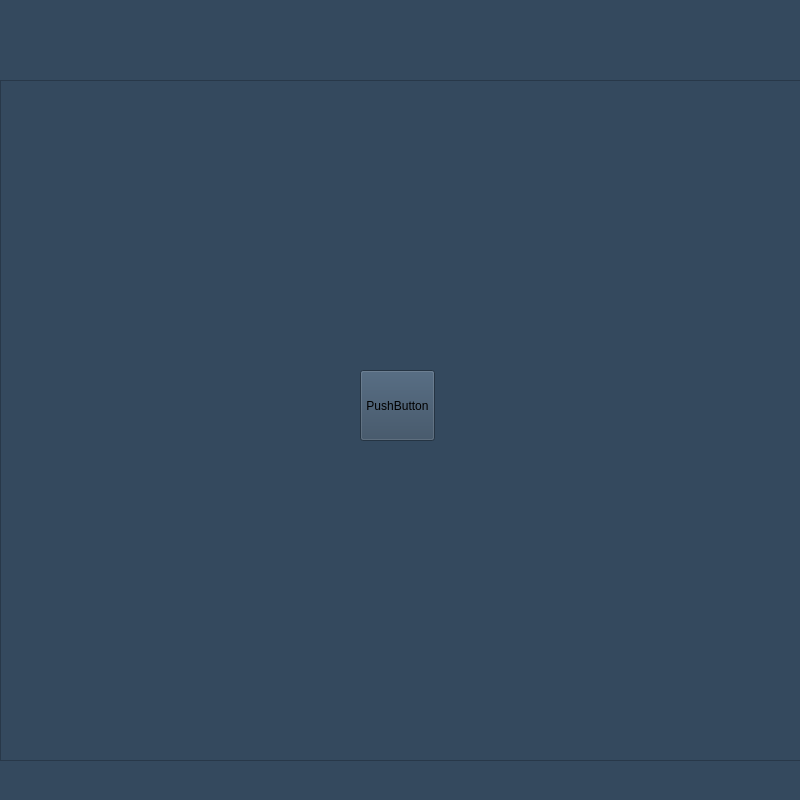
Qt form UI/simulationcontrolwidget.ui (KimangKhenng/Traffic-SImulation-and-Visualization) before a commit.
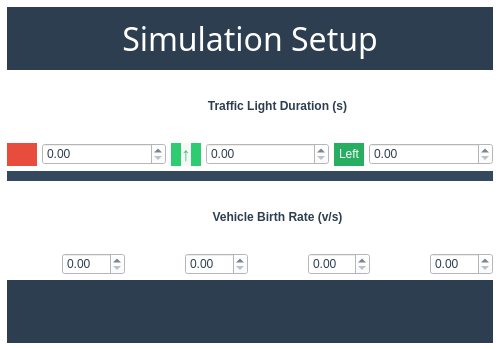
The same form after that commit. Icons and pictures are not drawn.

```diff
--- a/UI/simulationcontrolwidget.ui
+++ b/UI/simulationcontrolwidget.ui
@@ -6,8 +6,8 @@
    <rect>
     <x>0</x>
     <y>0</y>
-    <width>800</width>
-    <height>800</height>
+    <width>500</width>
+    <height>350</height>
    </rect>
   </property>
   <property name="windowTitle">
@@ -17,31 +17,438 @@
    <double>1.000000000000000</double>
   </property>
   <property name="styleSheet">
-   <string notr="true">background-color: rgb(52, 73, 94);</string>
+   <string notr="true">font: 75 10pt &quot;CMU Sans Serif&quot;;
+background-color: rgb(255, 255, 255);
+color: rgb(44, 62, 80);</string>
   </property>
-  <widget class="QGraphicsView" name="graphicsView">
-   <property name="geometry">
-    <rect>
-     <x>0</x>
-     <y>80</y>
-     <width>801</width>
-     <height>681</height>
-    </rect>
+  <layout class="QVBoxLayout" name="verticalLayout">
+   <property name="spacing">
+    <number>5</number>
    </property>
-  </widget>
-  <widget class="QPushButton" name="pushButton">
-   <property name="geometry">
-    <rect>
-     <x>360</x>
-     <y>370</y>
-     <width>75</width>
-     <height>71</height>
-    </rect>
+   <property name="leftMargin">
+    <number>7</number>
    </property>
-   <property name="text">
-    <string>PushButton</string>
+   <property name="topMargin">
+    <number>7</number>
    </property>
-  </widget>
+   <property name="rightMargin">
+    <number>7</number>
+   </property>
+   <property name="bottomMargin">
+    <number>7</number>
+   </property>
+   <item>
+    <widget class="QLabel" name="label">
+     <property name="font">
+      <font>
+       <family>CMU Sans Serif</family>
+       <pointsize>10</pointsize>
+       <weight>9</weight>
+       <italic>false</italic>
+       <bold>false</bold>
+      </font>
+     </property>
+     <property name="styleSheet">
+      <string notr="true">background-color: rgb(44, 62, 80);
+color: rgb(255, 255, 255);</string>
+     </property>
+     <property name="text">
+      <string>&lt;html&gt;&lt;head/&gt;&lt;body&gt;&lt;p&gt;&lt;span style=&quot; font-size:24pt;&quot;&gt;Simulation Setup&lt;/span&gt;&lt;/p&gt;&lt;/body&gt;&lt;/html&gt;</string>
+     </property>
+     <property name="alignment">
+      <set>Qt::AlignCenter</set>
+     </property>
+    </widget>
+   </item>
+   <item>
+    <layout class="QHBoxLayout" name="horizontalLayout">
+     <item>
+      <widget class="QLabel" name="label_11">
+       <property name="maximumSize">
+        <size>
+         <width>50</width>
+         <height>50</height>
+        </size>
+       </property>
+       <property name="frameShadow">
+        <enum>QFrame::Plain</enum>
+       </property>
+       <property name="lineWidth">
+        <number>0</number>
+       </property>
+       <property name="text">
+        <string/>
+       </property>
+       <property name="pixmap">
+        <pixmap resource="../resource.qrc">:/icon/Image/icon/traffic_icon.png</pixmap>
+       </property>
+       <property name="scaledContents">
+        <bool>true</bool>
+       </property>
+      </widget>
+     </item>
+     <item>
+      <widget class="QLabel" name="label_2">
+       <property name="text">
+        <string>&lt;html&gt;&lt;head/&gt;&lt;body&gt;&lt;p&gt;&lt;span style=&quot; font-weight:600;&quot;&gt;Traffic Light Duration (s)&lt;/span&gt;&lt;/p&gt;&lt;/body&gt;&lt;/html&gt;</string>
+       </property>
+       <property name="alignment">
+        <set>Qt::AlignCenter</set>
+       </property>
+       <property name="wordWrap">
+        <bool>true</bool>
+       </property>
+      </widget>
+     </item>
+    </layout>
+   </item>
+   <item>
+    <layout class="QHBoxLayout" name="horizontalLayout_2">
+     <item>
+      <widget class="QLabel" name="label_4">
+       <property name="maximumSize">
+        <size>
+         <width>30</width>
+         <height>16777215</height>
+        </size>
+       </property>
+       <property name="styleSheet">
+        <string notr="true">background-color: rgb(231, 76, 60);</string>
+       </property>
+       <property name="text">
+        <string/>
+       </property>
+      </widget>
+     </item>
+     <item>
+      <widget class="QDoubleSpinBox" name="red_light_input"/>
+     </item>
+     <item>
+      <widget class="QLabel" name="label_5">
+       <property name="maximumSize">
+        <size>
+         <width>30</width>
+         <height>16777215</height>
+        </size>
+       </property>
+       <property name="styleSheet">
+        <string notr="true">background-color: rgb(46, 204, 113);</string>
+       </property>
+       <property name="text">
+        <string>&lt;!DOCTYPE HTML PUBLIC &quot;-//W3C//DTD HTML 4.0//EN&quot; &quot;http://www.w3.org/TR/REC-html40/strict.dtd&quot;&gt;
+&lt;html&gt;&lt;head&gt;&lt;meta name=&quot;qrichtext&quot; content=&quot;1&quot; /&gt;&lt;style type=&quot;text/css&quot;&gt;
+p, li { white-space: pre-wrap; }
+&lt;/style&gt;&lt;/head&gt;&lt;body style=&quot; font-family:'MS Shell Dlg 2'; font-size:8pt; font-weight:400; font-style:normal;&quot;&gt;
+&lt;p style=&quot; margin-top:12px; margin-bottom:12px; margin-left:0px; margin-right:0px; -qt-block-indent:0; text-indent:0px;&quot;&gt;&lt;span style=&quot; font-family:'arial unicode ms,Lucida Sans Unicode,sans-serif'; font-size:14pt; color:#2ecc71; background-color:#f7f7f7;&quot;&gt;↑&lt;/span&gt;&lt;/p&gt;&lt;/body&gt;&lt;/html&gt;</string>
+       </property>
+       <property name="scaledContents">
+        <bool>true</bool>
+       </property>
+       <property name="alignment">
+        <set>Qt::AlignCenter</set>
+       </property>
+      </widget>
+     </item>
+     <item>
+      <widget class="QDoubleSpinBox" name="green_light_input"/>
+     </item>
+     <item>
+      <widget class="QLabel" name="label_6">
+       <property name="maximumSize">
+        <size>
+         <width>30</width>
+         <height>16777215</height>
+        </size>
+       </property>
+       <property name="styleSheet">
+        <string notr="true">background-color: rgb(39, 174, 96);
+color: rgb(255, 255, 255);</string>
+       </property>
+       <property name="text">
+        <string>&lt;html&gt;&lt;head/&gt;&lt;body&gt;&lt;p&gt;Left&lt;/p&gt;&lt;/body&gt;&lt;/html&gt;</string>
+       </property>
+       <property name="scaledContents">
+        <bool>false</bool>
+       </property>
+       <property name="alignment">
+        <set>Qt::AlignCenter</set>
+       </property>
+       <property name="wordWrap">
+        <bool>true</bool>
+       </property>
+      </widget>
+     </item>
+     <item>
+      <widget class="QDoubleSpinBox" name="left_green_light_input"/>
+     </item>
+    </layout>
+   </item>
+   <item>
+    <widget class="QLabel" name="label_14">
+     <property name="maximumSize">
+      <size>
+       <width>16777215</width>
+       <height>10</height>
+      </size>
+     </property>
+     <property name="styleSheet">
+      <string notr="true">background-color: rgb(52, 73, 94);</string>
+     </property>
+     <property name="text">
+      <string/>
+     </property>
+    </widget>
+   </item>
+   <item>
+    <layout class="QHBoxLayout" name="horizontalLayout_3">
+     <item>
+      <widget class="QLabel" name="label_12">
+       <property name="maximumSize">
+        <size>
+         <width>50</width>
+         <height>50</height>
+        </size>
+       </property>
+       <property name="lineWidth">
+        <number>0</number>
+       </property>
+       <property name="pixmap">
+        <pixmap resource="../resource.qrc">:/icon/Image/icon/show_dector_icon.png</pixmap>
+       </property>
+       <property name="scaledContents">
+        <bool>true</bool>
+       </property>
+      </widget>
+     </item>
+     <item>
+      <widget class="QLabel" name="label_3">
+       <property name="text">
+        <string>&lt;html&gt;&lt;head/&gt;&lt;body&gt;&lt;p&gt;&lt;span style=&quot; font-weight:600;&quot;&gt;Vehicle Birth Rate (v/s)&lt;/span&gt;&lt;/p&gt;&lt;/body&gt;&lt;/html&gt;</string>
+       </property>
+       <property name="alignment">
+        <set>Qt::AlignCenter</set>
+       </property>
+       <property name="wordWrap">
+        <bool>true</bool>
+       </property>
+       <property name="openExternalLinks">
+        <bool>false</bool>
+       </property>
+      </widget>
+     </item>
+    </layout>
+   </item>
+   <item>
+    <layout class="QHBoxLayout" name="horizontalLayout_4">
+     <item>
+      <widget class="QLabel" name="label_7">
+       <property name="maximumSize">
+        <size>
+         <width>50</width>
+         <height>50</height>
+        </size>
+       </property>
+       <property name="pixmap">
+        <pixmap resource="../resource.qrc">:/icon/Image/icon/no_turn_icon.png</pixmap>
+       </property>
+       <property name="scaledContents">
+        <bool>true</bool>
+       </property>
+      </widget>
+     </item>
+     <item>
+      <widget class="QDoubleSpinBox" name="south_north_input"/>
+     </item>
+     <item>
+      <widget class="QLabel" name="label_8">
+       <property name="maximumSize">
+        <size>
+         <width>50</width>
+         <height>50</height>
+        </size>
+       </property>
+       <property name="text">
+        <string/>
+       </property>
+       <property name="pixmap">
+        <pixmap resource="../resource.qrc">:/icon/Image/down_icon.png</pixmap>
+       </property>
+       <property name="scaledContents">
+        <bool>true</bool>
+       </property>
+       <property name="wordWrap">
+        <bool>false</bool>
+       </property>
+      </widget>
+     </item>
+     <item>
+      <widget class="QDoubleSpinBox" name="north_south_input"/>
+     </item>
+     <item>
+      <widget class="QLabel" name="label_9">
+       <property name="maximumSize">
+        <size>
+         <width>50</width>
+         <height>50</height>
+        </size>
+       </property>
+       <property name="text">
+        <string/>
+       </property>
+       <property name="pixmap">
+        <pixmap resource="../resource.qrc">:/icon/Image/right_icon.png</pixmap>
+       </property>
+       <property name="scaledContents">
+        <bool>true</bool>
+       </property>
+       <property name="wordWrap">
+        <bool>false</bool>
+       </property>
+      </widget>
+     </item>
+     <item>
+      <widget class="QDoubleSpinBox" name="west_east_input"/>
+     </item>
+     <item>
+      <widget class="QLabel" name="label_10">
+       <property name="maximumSize">
+        <size>
+         <width>50</width>
+         <height>50</height>
+        </size>
+       </property>
+       <property name="text">
+        <string/>
+       </property>
+       <property name="pixmap">
+        <pixmap resource="../resource.qrc">:/icon/Image/left_icon.png</pixmap>
+       </property>
+       <property name="scaledContents">
+        <bool>true</bool>
+       </property>
+       <property name="wordWrap">
+        <bool>false</bool>
+       </property>
+      </widget>
+     </item>
+     <item>
+      <widget class="QDoubleSpinBox" name="east_west_input"/>
+     </item>
+    </layout>
+   </item>
+   <item>
+    <widget class="QFrame" name="Footer">
+     <property name="styleSheet">
+      <string notr="true">QPushButton{
+ background-color: rgb(44, 62, 80);
+ border-width:1px;
+ border-radius:10px;
+ border-color: red;
+ max-width:50px;
+ max-height:50px;
+}
+QFrame{
+
+background-color: rgb(44, 62, 80);
+}
+QPushButton::hover{
+background-color: rgb(52, 73, 94);
+}</string>
+     </property>
+     <layout class="QHBoxLayout" name="horizontalLayout_5">
+      <property name="leftMargin">
+       <number>5</number>
+      </property>
+      <property name="topMargin">
+       <number>5</number>
+      </property>
+      <property name="rightMargin">
+       <number>5</number>
+      </property>
+      <property name="bottomMargin">
+       <number>5</number>
+      </property>
+      <item>
+       <spacer name="horizontalSpacer_3">
+        <property name="orientation">
+         <enum>Qt::Horizontal</enum>
+        </property>
+        <property name="sizeHint" stdset="0">
+         <size>
+          <width>40</width>
+          <height>20</height>
+         </size>
+        </property>
+       </spacer>
+      </item>
+      <item>
+       <widget class="QPushButton" name="random_setup">
+        <property name="text">
+         <string/>
+        </property>
+        <property name="icon">
+         <iconset resource="../resource.qrc">
+          <normaloff>:/icon/Image/icon/random_icon.png</normaloff>:/icon/Image/icon/random_icon.png</iconset>
+        </property>
+        <property name="iconSize">
+         <size>
+          <width>50</width>
+          <height>50</height>
+         </size>
+        </property>
+       </widget>
+      </item>
+      <item>
+       <widget class="QPushButton" name="start_simulation_button">
+        <property name="text">
+         <string/>
+        </property>
+        <property name="icon">
+         <iconset resource="../resource.qrc">
+          <normaloff>:/icon/Image/icon/play_icon.png</normaloff>:/icon/Image/icon/play_icon.png</iconset>
+        </property>
+        <property name="iconSize">
+         <size>
+          <width>50</width>
+          <height>50</height>
+         </size>
+        </property>
+       </widget>
+      </item>
+      <item>
+       <widget class="QPushButton" name="help_setup_button">
+        <property name="text">
+         <string/>
+        </property>
+        <property name="icon">
+         <iconset resource="../resource.qrc">
+          <normaloff>:/icon/Image/icon/help_icon.png</normaloff>:/icon/Image/icon/help_icon.png</iconset>
+        </property>
+        <property name="iconSize">
+         <size>
+          <width>50</width>
+          <height>50</height>
+         </size>
+        </property>
+       </widget>
+      </item>
+      <item>
+       <spacer name="horizontalSpacer_4">
+        <property name="orientation">
+         <enum>Qt::Horizontal</enum>
+        </property>
+        <property name="sizeHint" stdset="0">
+         <size>
+          <width>40</width>
+          <height>20</height>
+         </size>
+        </property>
+       </spacer>
+      </item>
+     </layout>
+    </widget>
+   </item>
+  </layout>
  </widget>
  <resources/>
  <connections/>
```
Left out of the diff: 10 changed lines with no effect on the pictures.
